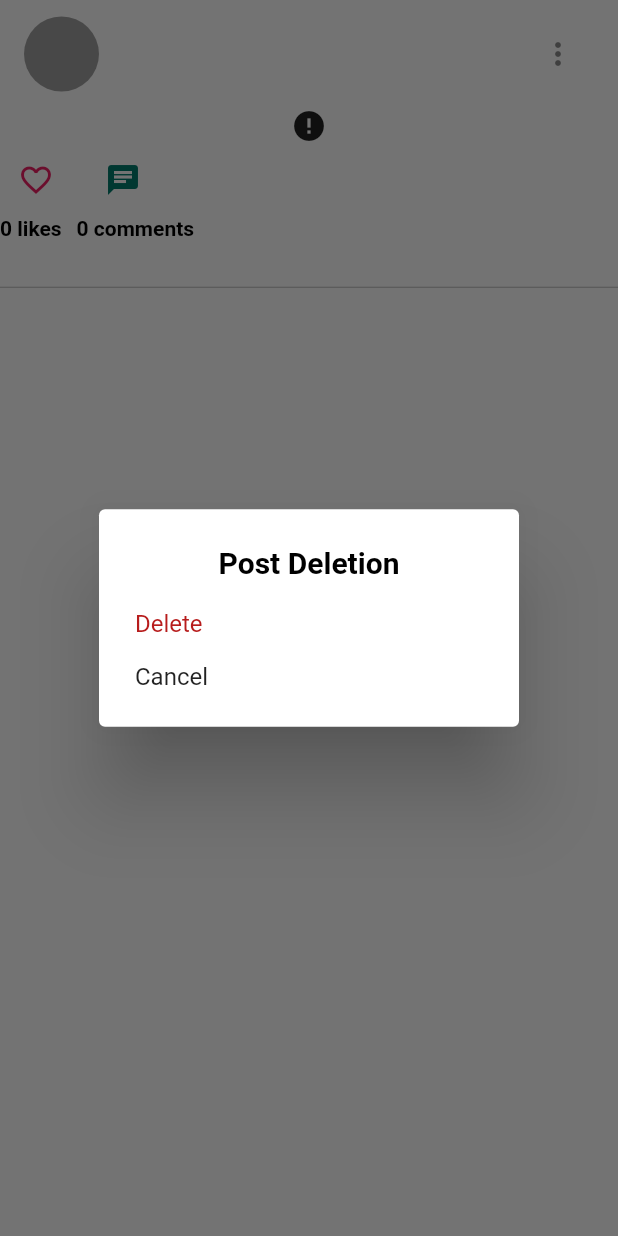
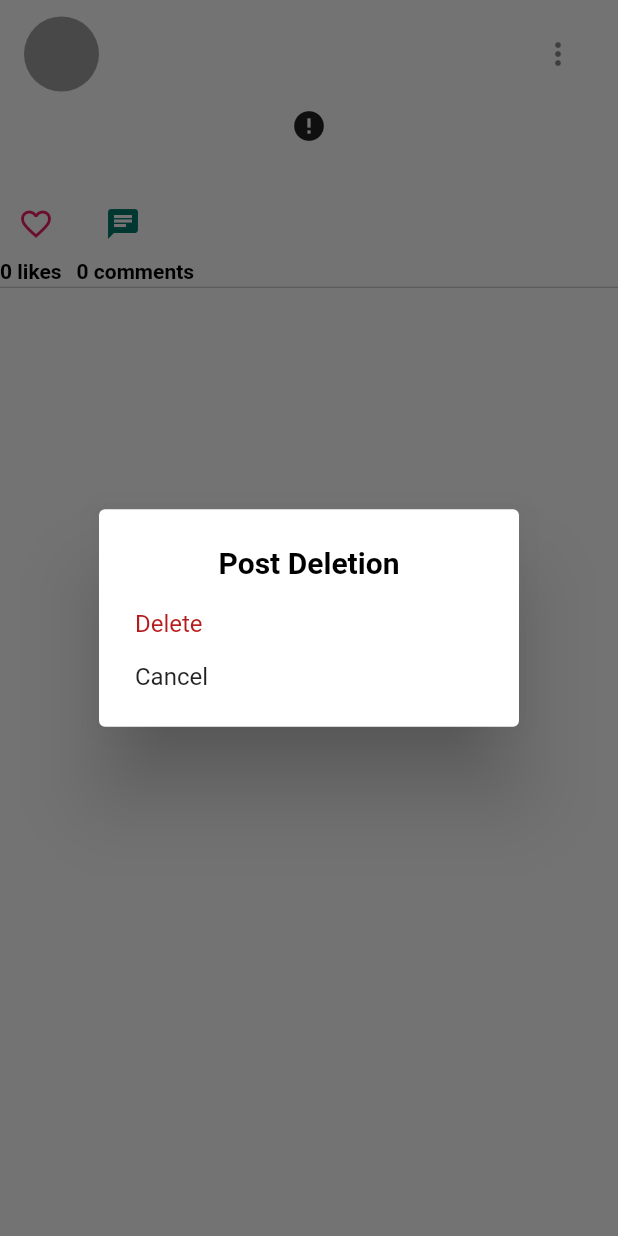
Before and after one commit to Ashrafulgafurtantan/First-Flutter-Project, a Flutter app: the PostScreen screen opened directly with empty values, after a tap on the "more vert" icon, on a phone screen of 412 x 824 dp. Run offline on Flutter 3.47's test engine with Material 2 defaults, Android fonts, the phone set to English and light mode, and no system bars; drawn by our look-alikes of cached_network_image; our stand-ins replace cloud_firestore, firebase_messaging, firebase_storage, flutter_slidable, flutter_spinkit, flutter_svg and 7 more; missing offline and left inert: animator, storage_path; accounts and stored records are empty; network calls fail.

Commit message:
no image post repaired

```diff
--- a/lib/pages/profile.dart
+++ b/lib/pages/profile.dart
@@ -299,7 +299,7 @@ class _ProfileState extends State<Profile> {
                 child: GestureDetector(
 
                   onTap: (){
-                   // print()
+
                     // showProfile(context,profile:user.id);
 
                   },
--- a/lib/pages/upload.dart
+++ b/lib/pages/upload.dart
@@ -22,6 +22,7 @@ import 'package:storage_path/storage_path.dart';
 import 'dart:async';
 import 'package:flutter/services.dart';
 import 'package:storage_path/storage_path.dart';
+String noImageUrl = 'https://firebasestorage.googleapis.com/v0/b/features-explained.appspot.com/o/no_post_image.jpg?alt=media&token=f4a008af-9676-4647-89e2-06805ced2adc';
 
 final StorageReference storageReference=FirebaseStorage.instance.ref();
 
@@ -46,9 +47,6 @@ class _UploadState extends State<Upload> with AutomaticKeepAliveClientMixin
   List<GridTile>gridTiles=[];
 
 
-
-
-
   getImagesPath() async {
     List<GridTile>tiles=[];
 
@@ -59,8 +57,6 @@ class _UploadState extends State<Upload> with AutomaticKeepAliveClientMixin
     try {
       imagespath = await StoragePath.imagesPath;
       var response = jsonDecode(imagespath);
-      //  print(response);
-      //  print(imagespath);
 
       var imageList = response as List;
 
@@ -245,7 +241,7 @@ class _UploadState extends State<Upload> with AutomaticKeepAliveClientMixin
           FlatButton(
 
             onPressed: isUploading ? null : () async {
-              String mediaUrl = 'https://firebasestorage.googleapis.com/v0/b/features-explained.appspot.com/o/hd.jpg?alt=media&token=6791cb4d-ccb9-475b-918e-d5653d76d0af';
+            String mediaUrl = noImageUrl;
             setState(() {
               isUploading=true;
             });
--- a/lib/widgets/post.dart
+++ b/lib/widgets/post.dart
@@ -281,15 +281,13 @@ class _PostState extends State<Post> {
     );
   }
 
-  buildPostImage(){
+   buildPostImage(){
     return GestureDetector(
       onDoubleTap:handleLikePost,
       child: Stack(
         alignment: Alignment.center,
 
         children: <Widget>[
-          // imageConfig(mediaUrl),
-          //   CachedNetworkImageProvider(mediaUrl),
           cachedNetworkImage(mediaUrl),
           showHeart ? Animator<double>(
             tween: Tween(begin: 0.8, end: 1.4),
@@ -323,6 +321,24 @@ class _PostState extends State<Post> {
 
     return Column(
       children: <Widget>[
+
+
+        SizedBox(height: 3,),
+        Padding(
+          padding: const EdgeInsets.only(left: 5,bottom: 3),
+          child: Row(
+            mainAxisAlignment: MainAxisAlignment.start,
+            children: <Widget>[
+              Expanded(child: Text(location,
+              style: TextStyle(
+                fontSize: 16,
+                letterSpacing: 1,
+              ),
+              ),),
+            ],
+          ),
+        ),
+        SizedBox(height: 4,),
         Row(
           mainAxisAlignment: MainAxisAlignment.start,
           children: <Widget>[
@@ -338,6 +354,7 @@ class _PostState extends State<Post> {
 
           ],
         ),
+
         Row(
           mainAxisAlignment: MainAxisAlignment.start,
           children: <Widget>[
@@ -361,22 +378,7 @@ class _PostState extends State<Post> {
           ],
 
         ),
-        SizedBox(height: 3,),
-        Padding(
-          padding: const EdgeInsets.only(left: 3,right: 3,bottom: 3),
-          child: Row(
-            mainAxisAlignment: MainAxisAlignment.start,
-            children: <Widget>[
-              Expanded(child: Text(location,
-              style: TextStyle(
-                fontSize: 16,
-                letterSpacing: 1,
-              ),
-              ),),
-            ],
-          ),
-        ),
-        SizedBox(height: 4,),
+
         Divider(
           height: 5,
           color: Colors.black26,
@@ -394,7 +396,7 @@ class _PostState extends State<Post> {
       mainAxisSize: MainAxisSize.min,
       children: <Widget>[
         buildPostHeader(context),
-        buildPostImage(),
+        noImageUrl == mediaUrl ? Container() : buildPostImage(),
         buildPostFooter(),
       ],
     );
```
